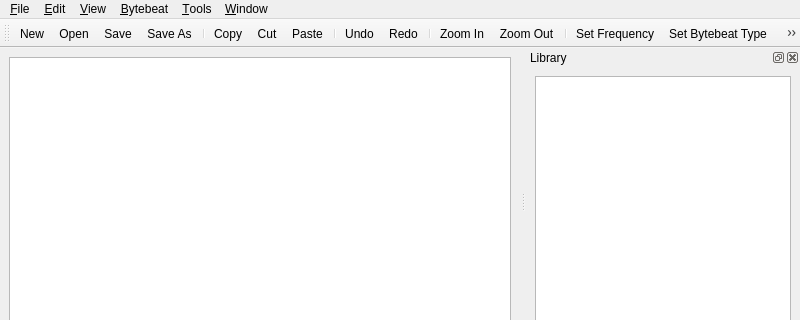
Qt form mainwindow.ui (jarred-new/jarreds-bytebeat-composer-winqt) before a commit; both pictures show x 0 to 800 and y 0 to 320 of the 800 by 611 pixel window.
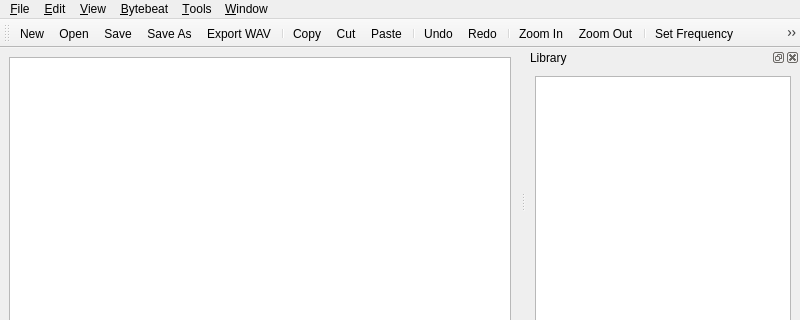
The same form after that commit. Icons and pictures are not drawn.

Commit message: Add Icon to Export WAV and added to the toolbar

What changed in the file:
```diff
--- a/mainwindow.ui
+++ b/mainwindow.ui
@@ -116,6 +116,7 @@
    <addaction name="actionOpen"/>
    <addaction name="actionSave"/>
    <addaction name="actionSave_As"/>
+   <addaction name="actionExport_WAV"/>
    <addaction name="separator"/>
    <addaction name="actionCopy"/>
    <addaction name="actionCut"/>
```
Left out of the diff: 3 changed lines with no effect on the pictures. Lines whose indentation alone changed are shown as unchanged.
